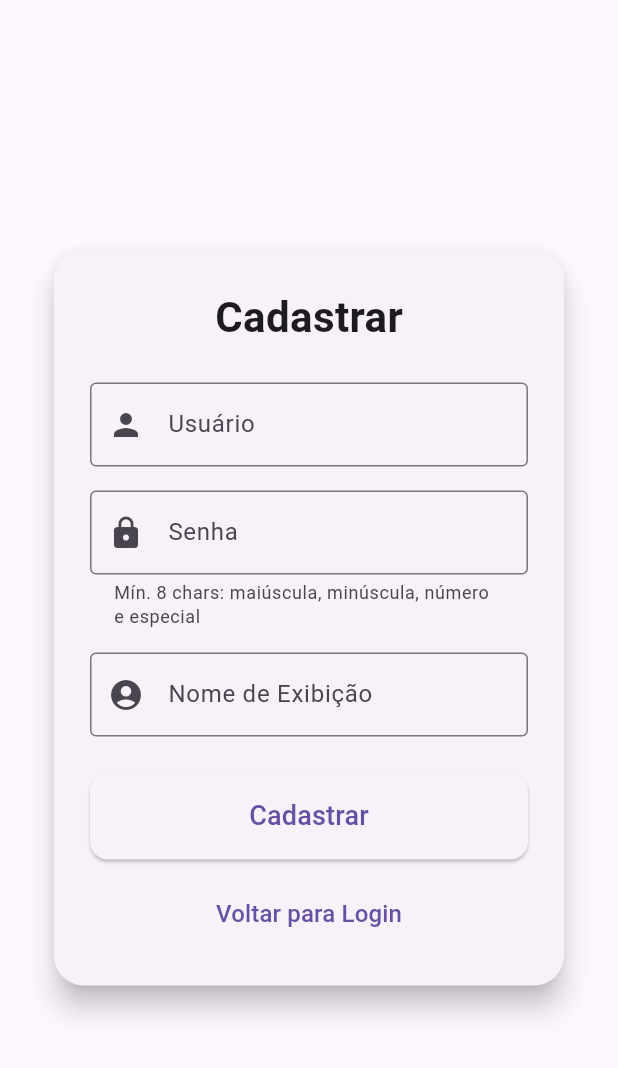
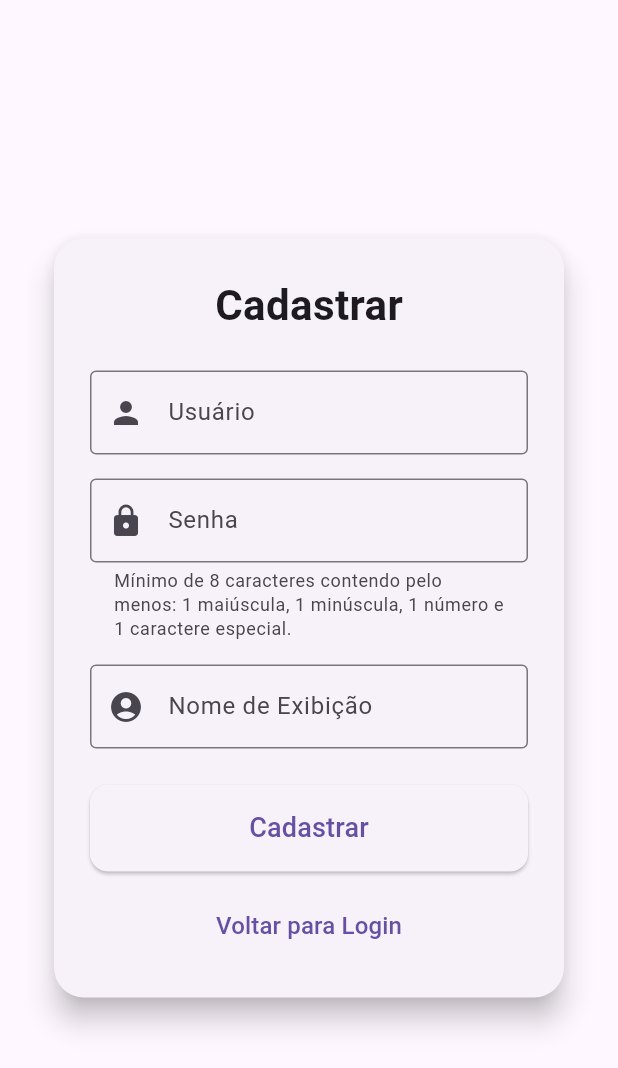
Before and after one commit to johanndebettio/MeuForum, a Flutter app: the screen it shows after launch, after a tap on "Cadastrar", on a phone screen of 412 x 824 dp. Shown: the top 1068 px of the screen. Run offline on Flutter 3.47's test engine with Material 3 defaults, Android fonts, the phone set to English and light mode, and no system bars; our stand-ins replace shared_preferences, sqflite, sqflite_common_ffi; missing offline and left inert: bcrypt; accounts and stored records are empty.

Commit message:
Adaptação dos tamanhos dos campos helper e error e pequenas mudanças

```diff
--- a/lib/database/db.dart
+++ b/lib/database/db.dart
@@ -1,4 +1,3 @@
-import 'package:sqflite/sqflite.dart';
 import 'package:path/path.dart';
 import 'dart:io' show Platform;
 import 'package:sqflite_common_ffi/sqflite_ffi.dart';
--- a/lib/pages/register_page.dart
+++ b/lib/pages/register_page.dart
@@ -118,6 +118,7 @@ class _RegisterPageState extends State<RegisterPage>
                         prefixIcon: const Icon(Icons.person),
                         border: const OutlineInputBorder(),
                         errorText: _formValidator.getError('username'),
+                        errorMaxLines: 3,
                       ),
                     ),
                     const SizedBox(height: 16),
@@ -133,8 +134,10 @@ class _RegisterPageState extends State<RegisterPage>
                         prefixIcon: const Icon(Icons.lock),
                         border: const OutlineInputBorder(),
                         errorText: _formValidator.getError('password'),
-                        helperText: 'Mín. 8 chars: maiúscula, minúscula, número e especial',
-                        helperMaxLines: 2,
+                        helperText:
+                            'Mínimo de 8 caracteres contendo pelo menos: 1 maiúscula, 1 minúscula, 1 número e 1 caractere especial.',
+                        helperMaxLines: 3,
+                        errorMaxLines: 3,
                       ),
                     ),
                     const SizedBox(height: 16),
@@ -149,6 +152,7 @@ class _RegisterPageState extends State<RegisterPage>
                         prefixIcon: const Icon(Icons.account_circle),
                         border: const OutlineInputBorder(),
                         errorText: _formValidator.getError('displayName'),
+                        errorMaxLines: 3,
                       ),
                     ),
                     const SizedBox(height: 24),
```
Also changed, not shown: lib/utils/form_validator.dart (+11 -6 lines), lib/utils/validation_helper.dart (+25 -23 lines), lib/pages/create_post_page.dart (line endings or trailing spaces), lib/pages/login_page.dart (line endings or trailing spaces), lib/pages/post_detail_page.dart (line endings or trailing spaces).
